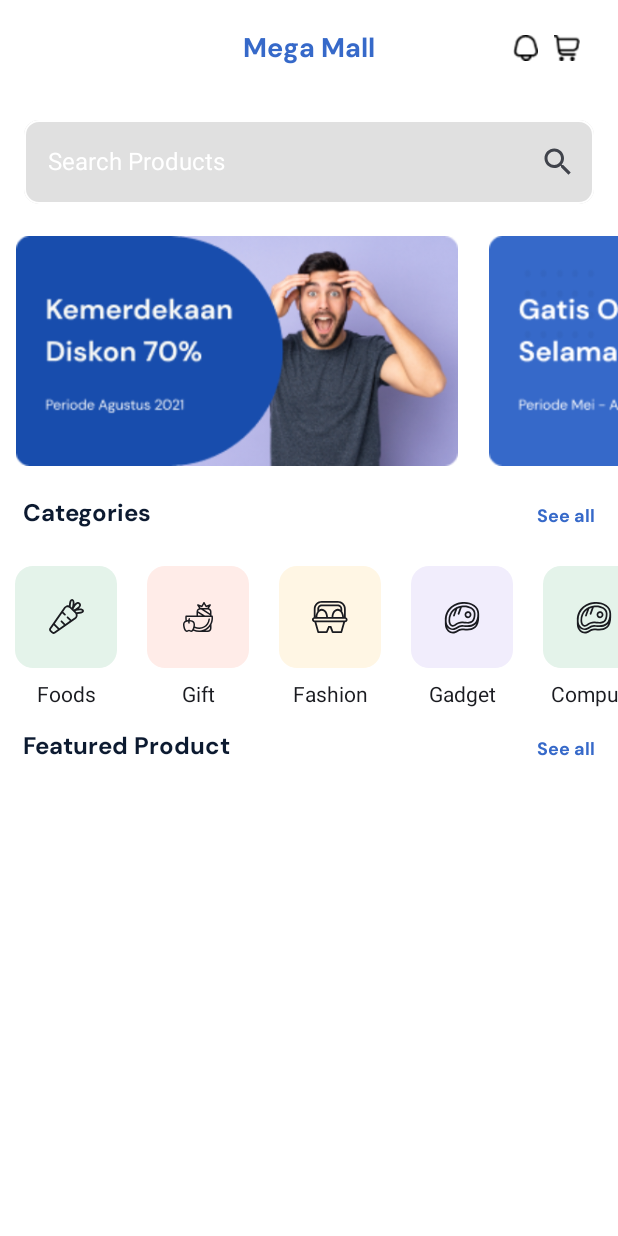
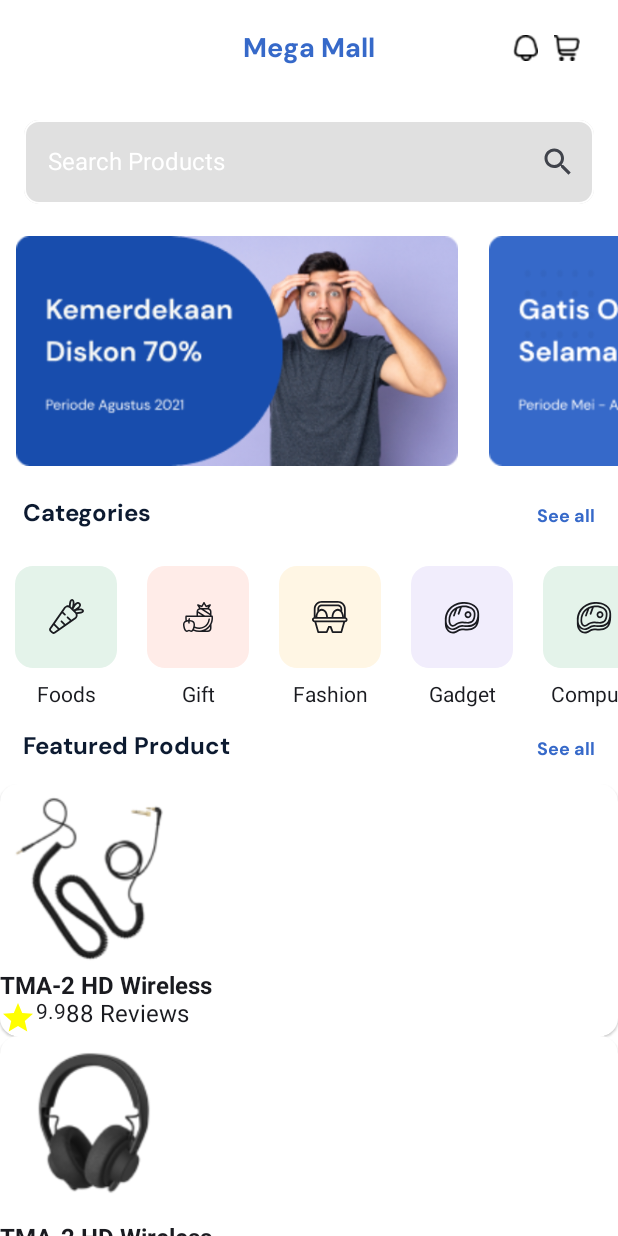
Before and after one commit to Yusuf-Orhan/E-Commerce-Demo, an Android app built with Jetpack Compose: the screen it shows after launch (MainActivity), on a phone screen of 412 x 824 dp. Run offline under Robolectric (Android 15) with nearby library versions, the phone set to English and light mode, and no system bars.

Commit message:
add product list

```diff
--- a/app/src/main/java/com/yusuforhan/composetest/MainActivity.kt
+++ b/app/src/main/java/com/yusuforhan/composetest/MainActivity.kt
@@ -20,10 +20,12 @@ import androidx.compose.foundation.lazy.LazyRow
 import androidx.compose.foundation.shape.RoundedCornerShape
 import androidx.compose.material.icons.Icons
 import androidx.compose.material.icons.filled.Search
+import androidx.compose.material.icons.filled.Star
 import androidx.compose.material3.Card
 import androidx.compose.material3.CardColors
 import androidx.compose.material3.CardDefaults
 import androidx.compose.material3.CenterAlignedTopAppBar
+import androidx.compose.material3.ElevatedCard
 import androidx.compose.material3.ExperimentalMaterial3Api
 import androidx.compose.material3.Icon
 import androidx.compose.material3.MaterialTheme
@@ -42,8 +44,11 @@ import androidx.compose.ui.draw.clip
 import androidx.compose.ui.graphics.Color
 import androidx.compose.ui.graphics.toArgb
 import androidx.compose.ui.res.painterResource
+import androidx.compose.ui.text.TextStyle
 import androidx.compose.ui.text.font.Font
 import androidx.compose.ui.text.font.FontFamily
+import androidx.compose.ui.text.font.FontStyle
+import androidx.compose.ui.text.font.FontWeight
 import androidx.compose.ui.text.style.TextAlign
 import androidx.compose.ui.unit.dp
 import androidx.compose.ui.unit.sp
@@ -52,6 +57,7 @@ import com.yusuforhan.composetest.ui.theme.ComposeTestTheme
 import com.yusuforhan.composetest.ui.theme.DarkBlue
 import com.yusuforhan.composetest.ui.theme.HalfGrey
 import com.yusuforhan.composetest.ui.theme.TitleColor
+import java.nio.file.WatchEvent
 
 class MainActivity : ComponentActivity() {
     override fun onCreate(savedInstanceState: Bundle?) {
@@ -74,11 +80,20 @@ fun MainScreen(
     modifier: Modifier = Modifier
 ) {
     val categoryList = arrayListOf<CategoryModel>()
-    categoryList.add(CategoryModel(Color(0XFFE4F3EA).toArgb(),R.drawable.ic_foods,"Foods"))
-    categoryList.add(CategoryModel(Color(0XFFFFECE8).toArgb(),R.drawable.ic_gift,"Gift"))
-    categoryList.add(CategoryModel(Color(0XFFFFF6E4).toArgb(),R.drawable.ic_fashion,"Fashion"))
-    categoryList.add(CategoryModel(Color(0XFFF1EDFC).toArgb(),R.drawable.ic_gadget,"Gadget"))
-    categoryList.add(CategoryModel(Color(0XFFE4F3EA).toArgb(),R.drawable.ic_compute,"Compute"))
+    categoryList.add(CategoryModel(Color(0XFFE4F3EA).toArgb(), R.drawable.ic_foods, "Foods"))
+    categoryList.add(CategoryModel(Color(0XFFFFECE8).toArgb(), R.drawable.ic_gift, "Gift"))
+    categoryList.add(CategoryModel(Color(0XFFFFF6E4).toArgb(), R.drawable.ic_fashion, "Fashion"))
+    categoryList.add(CategoryModel(Color(0XFFF1EDFC).toArgb(), R.drawable.ic_gadget, "Gadget"))
+    categoryList.add(CategoryModel(Color(0XFFE4F3EA).toArgb(), R.drawable.ic_compute, "Compute"))
+    val productList = arrayListOf<ProductModel>()
+    productList.add(ProductModel(R.drawable.image5, "TMA-2 HD Wireless", 9.9, 88))
+    productList.add(ProductModel(R.drawable.image6, "TMA-2 HD Wireless", 9.9, 11))
+    productList.add(ProductModel(R.drawable.image5, "TMA-2 HD Wireless", 9.9, 224))
+    productList.add(ProductModel(R.drawable.image6, "TMA-2 HD Wireless", 9.9, 49))
+    productList.add(ProductModel(R.drawable.image5, "TMA-2 HD Wireless", 9.9, 88))
+    productList.add(ProductModel(R.drawable.image6, "TMA-2 HD Wireless", 9.9, 11))
+    productList.add(ProductModel(R.drawable.image5, "TMA-2 HD Wireless", 9.9, 224))
+    productList.add(ProductModel(R.drawable.image6, "TMA-2 HD Wireless", 9.9, 49))
 
     Scaffold(
         topBar = {
@@ -127,62 +142,103 @@ fun MainScreen(
             SearchBar()
             LazyRow(content = {
                 item {
-                    Image(painter = painterResource(id = R.drawable.ic_image1), contentDescription = null,modifier = modifier
+                    Image(
+                        painter = painterResource(id = R.drawable.ic_image1),
+                        contentDescription = null,
+                        modifier = modifier
                             .width(315.dp)
                             .height(164.dp)
-                        .padding(5.dp))
-                    Image(painter = painterResource(id = R.drawable.ic_iamge2), contentDescription = null,modifier = modifier
+                            .padding(5.dp)
+                    )
+                    Image(
+                        painter = painterResource(id = R.drawable.ic_iamge2),
+                        contentDescription = null,
+                        modifier = modifier
                             .width(315.dp)
                             .height(164.dp)
-                        .padding(5.dp))
+                            .padding(5.dp)
+                    )
                 }
             })
-            Row (
+            Row(
                 modifier = modifier.fillMaxWidth(),
                 horizontalArrangement = Arrangement.SpaceBetween
             ) {
-                Text(text = "Categories", fontFamily = FontFamily(Font(R.font.dmsans)),color = DarkBlue, fontSize = 16.sp, modifier = modifier.padding(15.dp))
-                Text(text = "See all", fontFamily = FontFamily(Font(R.font.dmsans)),color = TitleColor, fontSize = 12.sp, modifier = modifier.padding(top = 20.dp, end = 15.dp))
+                Text(
+                    text = "Categories",
+                    fontFamily = FontFamily(Font(R.font.dmsans)),
+                    color = DarkBlue,
+                    fontSize = 16.sp,
+                    modifier = modifier.padding(15.dp)
+                )
+                Text(
+                    text = "See all",
+                    fontFamily = FontFamily(Font(R.font.dmsans)),
+                    color = TitleColor,
+                    fontSize = 12.sp,
+                    modifier = modifier.padding(top = 20.dp, end = 15.dp)
+                )
 
             }
-            LazyRow{
+            LazyRow {
 
                 items(categoryList.size) {
                     val model = categoryList[it]
                     Column {
-                        Card(modifier = modifier
+                        Card(
+                            modifier = modifier
                                 .size(88.dp)
                                 .padding(10.dp)
                                 .clip(RoundedCornerShape(10.dp)),
                             colors = CardDefaults.cardColors(containerColor = Color(model.backgroundColor)),
 
-                            ){
-                            Box (
+                            ) {
+                            Box(
                                 modifier.fillMaxSize(),
                                 contentAlignment = Alignment.Center
-                            ){
+                            ) {
                                 Column {
-                                    Icon(painter = painterResource(id = model.icon), contentDescription = null)
+                                    Icon(
+                                        painter = painterResource(id = model.icon),
+                                        contentDescription = null
+                                    )
                                 }
 
                             }
                         }
-                        Text(text = model.title,modifier = modifier.width(88.dp), textAlign = TextAlign.Center, fontSize = 14.sp)
+                        Text(
+                            text = model.title,
+                            modifier = modifier.width(88.dp),
+                            textAlign = TextAlign.Center,
+                            fontSize = 14.sp
+                        )
                     }
 
                 }
 
             }
-            Row (
+            Row(
                 modifier = modifier.fillMaxWidth(),
                 horizontalArrangement = Arrangement.SpaceBetween
             ) {
-                Text(text = "Featured Product", fontFamily = FontFamily(Font(R.font.dmsans)),color = DarkBlue, fontSize = 16.sp, modifier = modifier.padding(15.dp))
-                Text(text = "See all", fontFamily = FontFamily(Font(R.font.dmsans)),color = TitleColor, fontSize = 12.sp, modifier = modifier.padding(top = 20.dp, end = 15.dp))
+                Text(
+                    text = "Featured Product",
+                    fontFamily = FontFamily(Font(R.font.dmsans)),
+                    color = DarkBlue,
+                    fontSize = 16.sp,
+                    modifier = modifier.padding(15.dp)
+                )
+                Text(
+                    text = "See all",
+                    fontFamily = FontFamily(Font(R.font.dmsans)),
+                    color = TitleColor,
+                    fontSize = 12.sp,
+                    modifier = modifier.padding(top = 20.dp, end = 15.dp)
+                )
             }
-            LazyColumn{
-                item {
-
+            LazyColumn {
+                items(productList.size) {position ->
+                    ProductItem(productModel = productList[position])
                 }
             }
 
@@ -205,7 +261,7 @@ fun SearchBar(
         modifier = Modifier
             .fillMaxWidth()
             .padding(16.dp),
-        placeholder = {Text(text = "Search Products",color = Color.White)},
+        placeholder = { Text(text = "Search Products", color = Color.White) },
         colors = TextFieldDefaults.outlinedTextFieldColors(
             containerColor = HalfGrey,
             focusedBorderColor = Color.White,
@@ -217,3 +273,26 @@ fun SearchBar(
         }
     )
 }
+
+@Composable
+fun ProductItem(
+    modifier: Modifier = Modifier,
+    productModel: ProductModel
+) {
+    ElevatedCard(
+        modifier = modifier.fillMaxSize(),
+        colors = CardDefaults.cardColors(
+            containerColor = Color.White
+        )
+    ) {
+        Column {
+            Image(painter = painterResource(id = productModel.image), contentDescription = null,modifier = modifier.size(125.dp))
+            Text(text = productModel.title, style = TextStyle(fontSize = 16.sp, fontWeight = FontWeight.Bold))
+            Row {
+                Icon(imageVector = Icons.Default.Star, contentDescription = null, tint = Color.Yellow)
+                Text(text = productModel.rate.toString(), style = TextStyle(fontSize = 14.sp))
+                Text(text = "${productModel.reviewSize} Reviews")
+            }
+        }
+    }
+}
--- a/app/src/main/java/com/yusuforhan/composetest/ProductModel.kt
+++ b/app/src/main/java/com/yusuforhan/composetest/ProductModel.kt
@@ -3,6 +3,6 @@ package com.yusuforhan.composetest
 data class ProductModel(
     val image : Int,
     val title : String,
-    val rate : Int,
+    val rate : Double,
     val reviewSize : Int
 )
```
Lines whose indentation alone changed are shown as unchanged.
